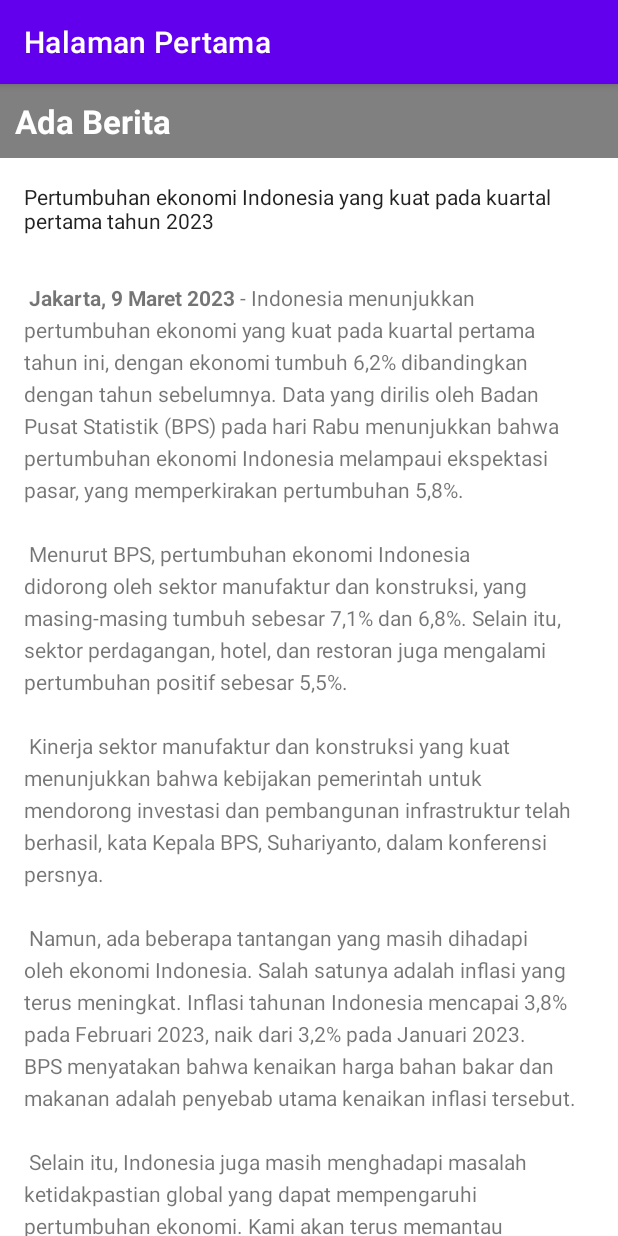
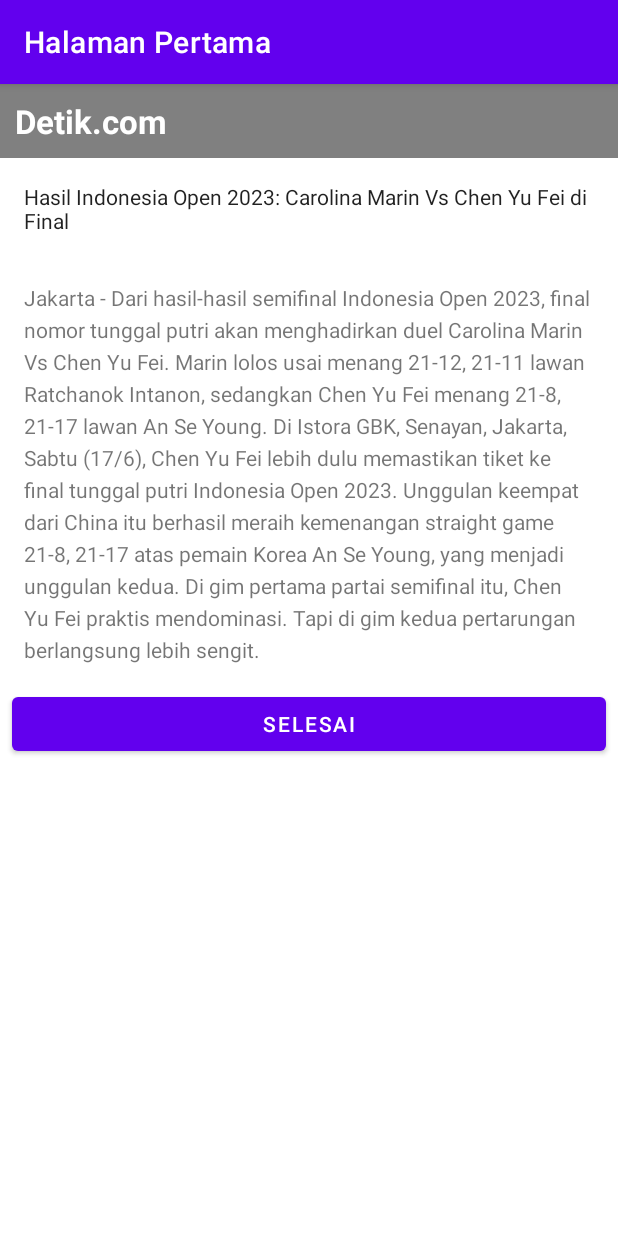
Before and after one commit to aidityasadhakim/mobile-programming-individual-task, an Android app: the screen it shows after launch (MainActivity), on a phone screen of 412 x 824 dp. Run offline under Robolectric (Android 15) with nearby library versions, the phone set to English and light mode, and no system bars.

Commit message:
Change MobileProgramming 1.2-1.3

```diff
--- a/Mobile-Programming-1.2-1.3-master/app/src/main/res/values/strings.xml
+++ b/Mobile-Programming-1.2-1.3-master/app/src/main/res/values/strings.xml
@@ -1,20 +1,12 @@
 <resources>
     <string name="app_name">kodingppb</string>
-    <string name="article_title">Ada Berita</string>
-    <string name="article_subtitle">Pertumbuhan ekonomi Indonesia yang kuat pada kuartal pertama tahun 2023</string>
+    <string name="article_title">Detik.com</string>
+    <string name="article_subtitle">Hasil Indonesia Open 2023: Carolina Marin Vs Chen Yu Fei di Final</string>
     <string name="article_text">
-        <b>Jakarta, 9 Maret 2023</b> - Indonesia menunjukkan pertumbuhan ekonomi yang kuat pada kuartal pertama tahun ini, dengan ekonomi tumbuh 6,2% dibandingkan dengan tahun sebelumnya. Data yang dirilis oleh Badan Pusat Statistik (BPS) pada hari Rabu menunjukkan bahwa pertumbuhan ekonomi Indonesia melampaui ekspektasi pasar, yang memperkirakan pertumbuhan 5,8%.
-        \n\n
-        Menurut BPS, pertumbuhan ekonomi Indonesia didorong oleh sektor manufaktur dan konstruksi, yang masing-masing tumbuh sebesar 7,1% dan 6,8%. Selain itu, sektor perdagangan, hotel, dan restoran juga mengalami pertumbuhan positif sebesar 5,5%.
-        \n\n
-        "Kinerja sektor manufaktur dan konstruksi yang kuat menunjukkan bahwa kebijakan pemerintah untuk mendorong investasi dan pembangunan infrastruktur telah berhasil," kata Kepala BPS, Suhariyanto, dalam konferensi persnya.
-        \n\n
-        Namun, ada beberapa tantangan yang masih dihadapi oleh ekonomi Indonesia. Salah satunya adalah inflasi yang terus meningkat. Inflasi tahunan Indonesia mencapai 3,8% pada Februari 2023, naik dari 3,2% pada Januari 2023. BPS menyatakan bahwa kenaikan harga bahan bakar dan makanan adalah penyebab utama kenaikan inflasi tersebut.
-        \n\n
-        Selain itu, Indonesia juga masih menghadapi masalah ketidakpastian global yang dapat mempengaruhi pertumbuhan ekonomi. "Kami akan terus memantau perkembangan ekonomi global dan mengambil tindakan yang diperlukan untuk menjaga pertumbuhan ekonomi Indonesia tetap stabil," kata Menteri Keuangan Sri Mulyani Indrawati.
-        \n\n
-        Meskipun demikian, para ekonom memperkirakan bahwa pertumbuhan ekonomi Indonesia akan terus kuat pada tahun 2023. Bank Indonesia memperkirakan pertumbuhan ekonomi sebesar 6,5% pada tahun ini, sedangkan Bank Dunia memperkirakan pertumbuhan ekonomi sebesar 6,3%.
-        \n\n
-        Indonesia merupakan salah satu negara berkembang terbesar di dunia dengan populasi lebih dari 270 juta jiwa. Negara ini memiliki keanekaragaman budaya dan sumber daya alam yang melimpah, dan saat ini sedang berusaha untuk meningkatkan daya saing ekonominya melalui reformasi struktural dan pembangunan infrastruktur.
+    Jakarta - Dari hasil-hasil semifinal Indonesia Open 2023, final nomor tunggal putri akan menghadirkan duel Carolina Marin Vs Chen Yu Fei. Marin lolos usai menang 21-12, 21-11 lawan Ratchanok Intanon, sedangkan Chen Yu Fei menang 21-8, 21-17 lawan An Se Young.
+Di Istora GBK, Senayan, Jakarta, Sabtu (17/6), Chen Yu Fei lebih dulu memastikan tiket ke final tunggal putri Indonesia Open 2023. Unggulan keempat dari China itu berhasil meraih kemenangan straight game 21-8, 21-17 atas pemain Korea An Se Young, yang menjadi unggulan kedua.
+
+Di gim pertama partai semifinal itu, Chen Yu Fei praktis mendominasi. Tapi di gim kedua pertarungan berlangsung lebih sengit.
+
     </string>
 </resources>
```
Also changed, not shown: 1 other file.
